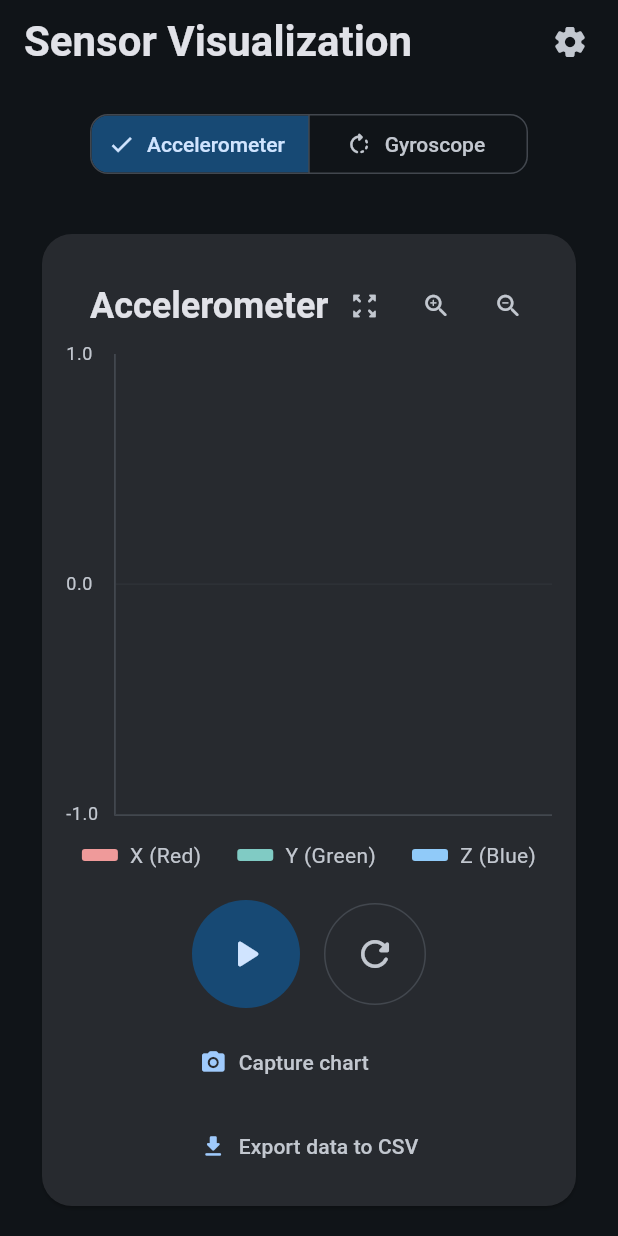
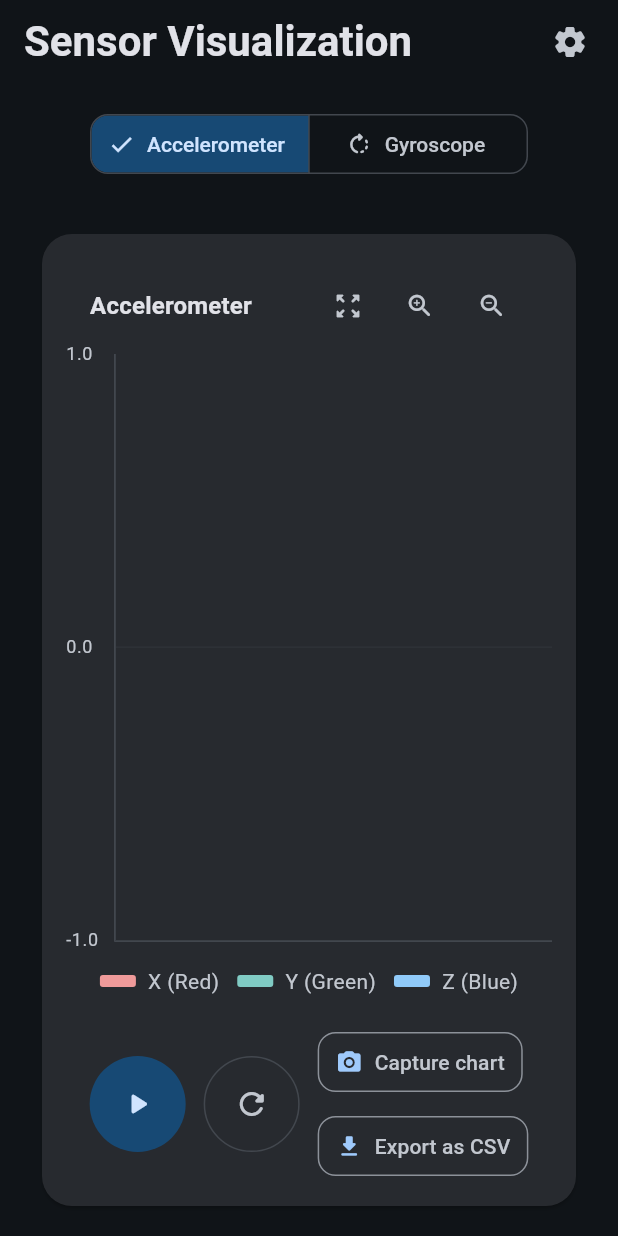
Before and after one commit to Justas3421/take_home_assignment, a Flutter app: the screen it shows after launch, on a phone screen of 412 x 824 dp. Run offline on Flutter 3.47's test engine with Material 3 defaults, Android fonts, the phone set to English and light mode, and no system bars; our stand-ins replace bloc, csv, equatable, file_picker, flutter_bloc, rxdart and 1 more; missing offline and left inert: gal.

Commit message:
bugfix: improved UI spacing and layout to avoid overflows.

```diff
--- a/real_time_sensors/lib/presentation/widgets/sensor_chart.dart
+++ b/real_time_sensors/lib/presentation/widgets/sensor_chart.dart
@@ -45,10 +45,7 @@ class _SensorChartState extends State<SensorChart> {
         final data = sensorState.history;
         return BlocBuilder<SettingsBloc, SettingsState>(
           builder: (context, settingsState) {
-            return SizedBox(
-              height: 200,
-              width: double.infinity,
-              child: Column(
+            return Column(
               crossAxisAlignment: CrossAxisAlignment.stretch,
               children: [
                 Padding(
@@ -57,7 +54,7 @@ class _SensorChartState extends State<SensorChart> {
                     children: [
                       Text(
                         widget.sensorType.name,
-                          style: textTheme.headlineSmall?.copyWith(
+                        style: textTheme.titleMedium?.copyWith(
                           fontWeight: FontWeight.w600,
                           color: colorScheme.onSurface,
                         ),
@@ -66,25 +63,46 @@ class _SensorChartState extends State<SensorChart> {
                       Tooltip(
                         message: 'Reset Zoom',
                         child: IconButton(
-                            icon: Icon(Icons.zoom_out_map_rounded, size: 20, color: colorScheme.onSurfaceVariant),
+                          icon: Icon(
+                            Icons.zoom_out_map_rounded,
+                            size: 20,
+                            color: colorScheme.onSurfaceVariant,
+                          ),
                           onPressed: _resetZoom,
-                            style: IconButton.styleFrom(padding: EdgeInsets.zero, minimumSize: const Size(36, 36)),
+                          style: IconButton.styleFrom(
+                            padding: EdgeInsets.zero,
+                            minimumSize: const Size(36, 36),
+                          ),
                         ),
                       ),
                       Tooltip(
                         message: 'Zoom In',
                         child: IconButton(
-                            icon: Icon(Icons.zoom_in_rounded, size: 20, color: colorScheme.onSurfaceVariant),
+                          icon: Icon(
+                            Icons.zoom_in_rounded,
+                            size: 20,
+                            color: colorScheme.onSurfaceVariant,
+                          ),
                           onPressed: _zoomIn,
-                            style: IconButton.styleFrom(padding: EdgeInsets.zero, minimumSize: const Size(36, 36)),
+                          style: IconButton.styleFrom(
+                            padding: EdgeInsets.zero,
+                            minimumSize: const Size(36, 36),
+                          ),
                         ),
                       ),
                       Tooltip(
                         message: 'Zoom Out',
                         child: IconButton(
-                            icon: Icon(Icons.zoom_out_rounded, size: 20, color: colorScheme.onSurfaceVariant),
+                          icon: Icon(
+                            Icons.zoom_out_rounded,
+                            size: 20,
+                            color: colorScheme.onSurfaceVariant,
+                          ),
                           onPressed: _zoomOut,
-                            style: IconButton.styleFrom(padding: EdgeInsets.zero, minimumSize: const Size(36, 36)),
+                          style: IconButton.styleFrom(
+                            padding: EdgeInsets.zero,
+                            minimumSize: const Size(36, 36),
+                          ),
                         ),
                       ),
                     ],
@@ -128,7 +146,10 @@ class _SensorChartState extends State<SensorChart> {
                             }
                             return LineTooltipItem(
                               '$axisLabel: ${spot.y.toStringAsFixed(2)}',
-                                textTheme.bodySmall!.copyWith(color: axisColor, fontWeight: FontWeight.bold),
+                              textTheme.bodySmall!.copyWith(
+                                color: axisColor,
+                                fontWeight: FontWeight.bold,
+                              ),
                             );
                           }).toList(),
                         ),
@@ -136,8 +157,10 @@ class _SensorChartState extends State<SensorChart> {
                       gridData: FlGridData(
                         drawVerticalLine: false,
                         horizontalInterval: 1,
-                          getDrawingHorizontalLine: (value) =>
-                              FlLine(color: colorScheme.outlineVariant.withValues(alpha: 0.3), strokeWidth: 0.8),
+                        getDrawingHorizontalLine: (value) => FlLine(
+                          color: colorScheme.outlineVariant.withValues(alpha: 0.3),
+                          strokeWidth: 0.8,
+                        ),
                       ),
                       titlesData: FlTitlesData(
                         bottomTitles: AxisTitles(
@@ -145,14 +168,19 @@ class _SensorChartState extends State<SensorChart> {
                             showTitles: data.isNotEmpty,
                             interval: data.isEmpty
                                 ? 1.0
-                                  : (data.length / 5).floor().toDouble().clamp(1.0, data.length.toDouble()),
+                                : (data.length / 5).floor().toDouble().clamp(
+                                    1.0,
+                                    data.length.toDouble(),
+                                  ),
                             getTitlesWidget: (value, meta) {
                               if (value == 0 || value == (data.length - 1)) {
                                 return SideTitleWidget(
                                   meta: meta,
                                   child: Text(
                                     value.toInt().toString(),
-                                      style: textTheme.bodySmall?.copyWith(color: colorScheme.onSurfaceVariant),
+                                    style: textTheme.bodySmall?.copyWith(
+                                      color: colorScheme.onSurfaceVariant,
+                                    ),
                                   ),
                                 );
                               }
@@ -166,7 +194,9 @@ class _SensorChartState extends State<SensorChart> {
                             interval: 1,
                             getTitlesWidget: (value, meta) => Text(
                               value.toStringAsFixed(1),
-                                style: textTheme.bodySmall?.copyWith(color: colorScheme.onSurfaceVariant),
+                              style: textTheme.bodySmall?.copyWith(
+                                color: colorScheme.onSurfaceVariant,
+                              ),
                             ),
                             reservedSize: 32,
                           ),
@@ -197,15 +227,17 @@ class _SensorChartState extends State<SensorChart> {
                 Row(
                   mainAxisAlignment: MainAxisAlignment.center,
                   children: [
-                      if (settingsState.settings.showXAxis) _LegendItem(color: chartColors.xAxis!, label: 'X (Red)'),
-                      const SizedBox(width: 24),
-                      if (settingsState.settings.showYAxis) _LegendItem(color: chartColors.yAxis!, label: 'Y (Green)'),
-                      const SizedBox(width: 24),
-                      if (settingsState.settings.showZAxis) _LegendItem(color: chartColors.zAxis!, label: 'Z (Blue)'),
+                    if (settingsState.settings.showXAxis)
+                      _LegendItem(color: chartColors.xAxis!, label: 'X (Red)'),
+                    const SizedBox(width: 12),
+                    if (settingsState.settings.showYAxis)
+                      _LegendItem(color: chartColors.yAxis!, label: 'Y (Green)'),
+                    const SizedBox(width: 12),
+                    if (settingsState.settings.showZAxis)
+                      _LegendItem(color: chartColors.zAxis!, label: 'Z (Blue)'),
                   ],
                 ),
               ],
-              ),
             );
           },
         );
--- a/real_time_sensors/lib/presentation/widgets/sensor_export_controls.dart
+++ b/real_time_sensors/lib/presentation/widgets/sensor_export_controls.dart
@@ -33,7 +33,7 @@ class SensorExportControls extends StatelessWidget {
     return Column(
       crossAxisAlignment: CrossAxisAlignment.start,
       children: [
-        TextButton.icon(
+        OutlinedButton.icon(
           onPressed: () async {
             final image = await screenshotService.captureWidget(chartKey);
             if (image != null) {
@@ -55,13 +55,22 @@ class SensorExportControls extends StatelessWidget {
             }
           },
           icon: Icon(Icons.camera_alt_rounded, color: colorScheme.primary),
-          label: Text('Capture chart', style: textTheme.labelLarge?.copyWith(color: colorScheme.onSurfaceVariant)),
-          style: TextButton.styleFrom(padding: const EdgeInsets.symmetric(horizontal: 12, vertical: 8)),
+          label: Text(
+            'Capture chart',
+            style: textTheme.labelLarge?.copyWith(color: colorScheme.onSurfaceVariant),
+          ),
+          style: OutlinedButton.styleFrom(
+            padding: const EdgeInsets.symmetric(horizontal: 12, vertical: 8),
+            side: BorderSide(color: colorScheme.outline),
+          ),
         ),
         const SizedBox(height: 8),
-        TextButton.icon(
+        OutlinedButton.icon(
           onPressed: () async {
-            final String? csvValue = await csvExportService.exportSensorData(bloc.state.history, sensorType.name);
+            final String? csvValue = await csvExportService.exportSensorData(
+              bloc.state.history,
+              sensorType.name,
+            );
 
             if (context.mounted) {
               if (csvValue == null) {
@@ -79,7 +88,8 @@ class SensorExportControls extends StatelessWidget {
 
               await fileSaveService.saveCsv(
                 csvValue,
-                fileName: '${sensorType.name}_data_${DateFormat('yyyy-MM-dd_HH-mm-ss').format(DateTime.now())}',
+                fileName:
+                    '${sensorType.name}_data_${DateFormat('yyyy-MM-dd_HH-mm-ss').format(DateTime.now())}',
               );
               ScaffoldMessenger.of(context).showSnackBar(
                 SnackBar(
@@ -93,8 +103,14 @@ class SensorExportControls extends StatelessWidget {
             }
           },
           icon: Icon(Icons.download_rounded, color: colorScheme.primary),
-          label: Text('Export data to CSV', style: textTheme.labelLarge?.copyWith(color: colorScheme.onSurfaceVariant)),
-          style: TextButton.styleFrom(padding: const EdgeInsets.symmetric(horizontal: 12, vertical: 8)),
+          label: Text(
+            'Export as CSV',
+            style: textTheme.labelLarge?.copyWith(color: colorScheme.onSurfaceVariant),
+          ),
+          style: OutlinedButton.styleFrom(
+            padding: const EdgeInsets.symmetric(horizontal: 12, vertical: 8),
+            side: BorderSide(color: colorScheme.outline),
+          ),
         ),
       ],
     );
--- a/real_time_sensors/lib/presentation/widgets/sensor_panel.dart
+++ b/real_time_sensors/lib/presentation/widgets/sensor_panel.dart
@@ -50,9 +50,9 @@ class SensorPanel extends StatelessWidget {
               bloc: bloc,
               builder: (context, state) {
                 return LayoutBuilder(
-                  builder: (context, constraints) {
+                  builder: (context, asyncSnapshot) {
                     return Wrap(
-                      spacing: 16,
+                      spacing: 12,
                       runSpacing: 12,
                       crossAxisAlignment: WrapCrossAlignment.center,
                       alignment: WrapAlignment.center,
@@ -75,7 +75,10 @@ class SensorPanel extends StatelessWidget {
                                 ? colorScheme.onTertiaryContainer
                                 : colorScheme.onPrimaryContainer,
                           ),
-                          child: Icon(state.isCapturing ? Icons.pause_rounded : Icons.play_arrow_rounded, size: 32),
+                          child: Icon(
+                            state.isCapturing ? Icons.pause_rounded : Icons.play_arrow_rounded,
+                            size: 24,
+                          ),
                         ),
 
                         OutlinedButton(
@@ -85,18 +88,20 @@ class SensorPanel extends StatelessWidget {
                             padding: const EdgeInsets.all(20),
                             side: BorderSide(color: colorScheme.outlineVariant),
                           ),
-                          child: Icon(Icons.refresh_rounded, size: 28, color: colorScheme.onSurfaceVariant),
+                          child: Icon(
+                            Icons.refresh_rounded,
+                            size: 24,
+                            color: colorScheme.onSurfaceVariant,
+                          ),
                         ),
 
-                        Flexible(
-                          child: SensorExportControls(
+                        SensorExportControls(
                           sensorType: sensorType,
                           bloc: bloc,
                           screenshotService: screenshotService,
                           csvExportService: csvExportService,
                           fileSaveService: fileSaveService,
                           chartKey: _chartKey,
-                          ),
                         ),
                       ],
                     );
@@ -113,7 +118,10 @@ class SensorPanel extends StatelessWidget {
                     padding: const EdgeInsets.only(top: 12.0),
                     child: Text(
                       state.errorMessage!,
-                      style: textTheme.bodyMedium?.copyWith(color: colorScheme.error, fontWeight: FontWeight.w500),
+                      style: textTheme.bodyMedium?.copyWith(
+                        color: colorScheme.error,
+                        fontWeight: FontWeight.w500,
+                      ),
                       textAlign: TextAlign.center,
                     ),
                   );
```
Lines whose indentation alone changed are shown as unchanged.
